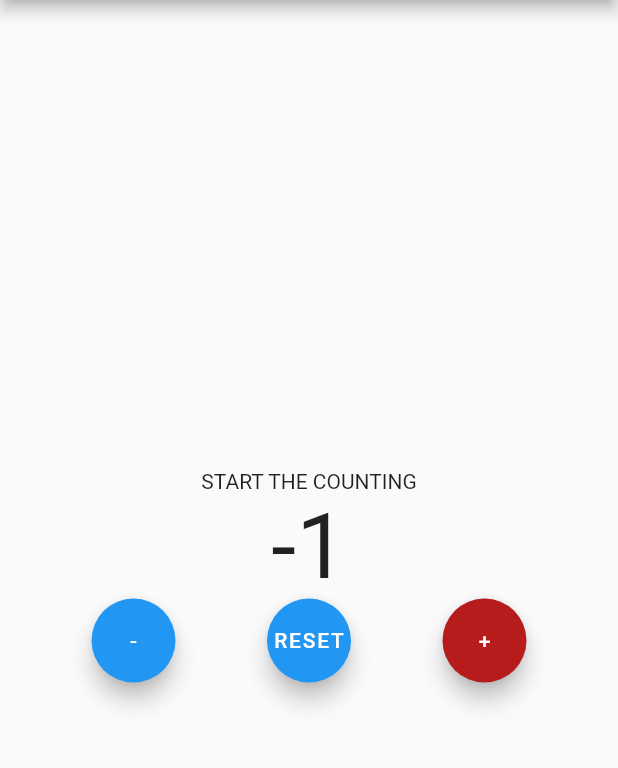
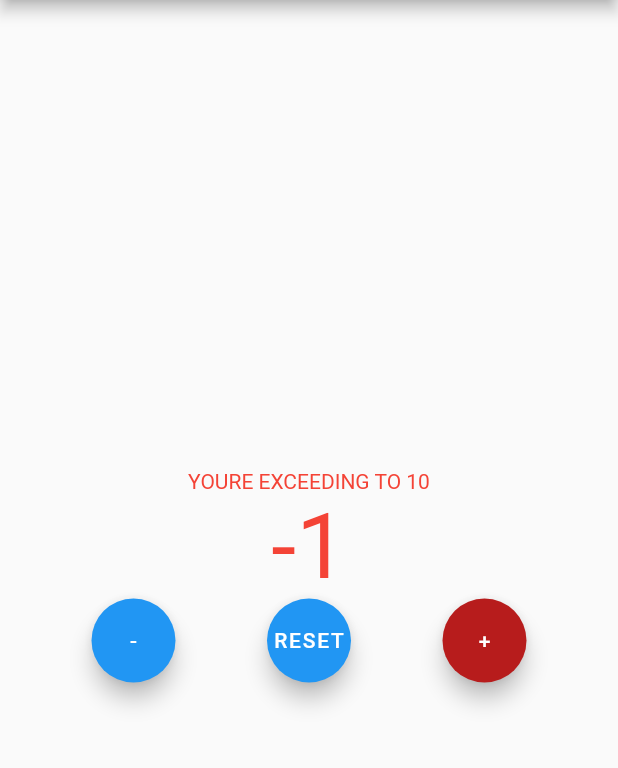
Before and after one commit to JoshuaBiong/noob_counter, a Flutter app: the screen it shows after launch, after a tap on an icon or button, on a phone screen of 412 x 824 dp, the part 84-852 px from its top. Run offline on Flutter 3.47's test engine with Material 2 defaults, Android fonts, the phone set to English and light mode, and no system bars.

Commit message:
changing color to red when counter exceed to 10

```diff
--- a/lib/main.dart
+++ b/lib/main.dart
@@ -73,14 +73,14 @@ class _MyHomePageState extends State<MyHomePage> {
         child: Column(
           mainAxisAlignment: MainAxisAlignment.center,
           children: <Widget>[
-            const Text(
-              'START THE COUNTING',
+            Text(
+              isChange ? 'YOURE EXCEEDING TO 10' : 'START THE COUNTING',
+              style: TextStyle(color: isChange ? Colors.red : Colors.black),
             ),
             Text(
               "$_counter",
-              style: const TextStyle(
-                fontSize: 60,
-              ),
+              style: TextStyle(
+                  fontSize: 60, color: isChange ? Colors.red : Colors.black),
             ),
             Row(
               mainAxisAlignment: MainAxisAlignment.spaceEvenly,
```
